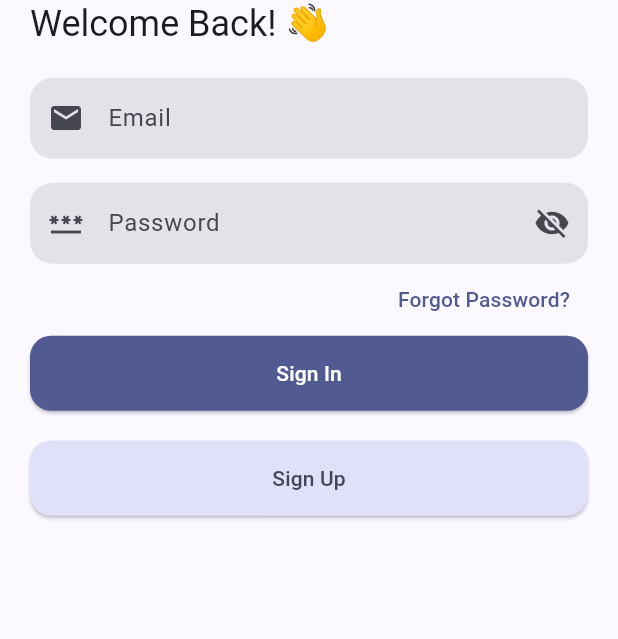
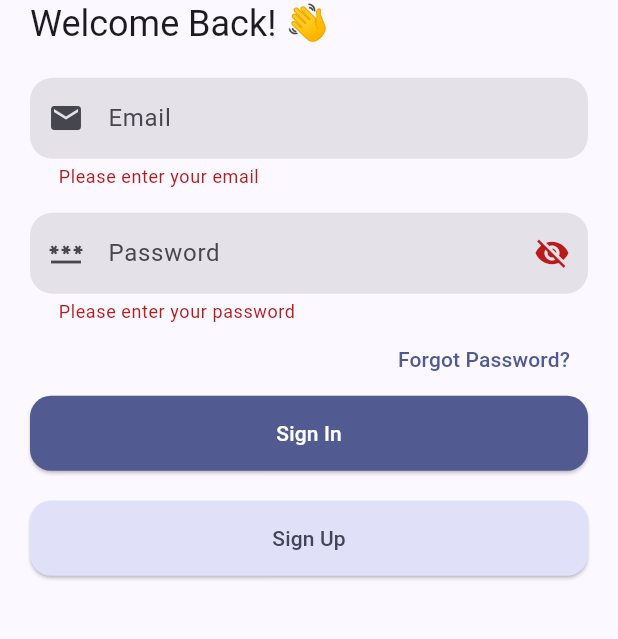
Before and after one commit to moelhewehy7/chatie, a Flutter app: the LoginView screen opened directly, after a tap on "Sign In", on a phone screen of 412 x 824 dp, the part 419-1058 px from its top. Run offline on Flutter 3.47's test engine with Material 3 defaults, Android fonts, the phone set to English and light mode, and no system bars; our stand-ins replace iconly.

Commit message:
Refactor login and sign up views to use form validation
- Refactored the Login and SignUp views to use form validation with controllers
  for text fields instead of onChanged callbacks. This improves code
  readability and maintainability.

```diff
--- a/lib/features/auth/presentation/views/login.dart
+++ b/lib/features/auth/presentation/views/login.dart
@@ -1,19 +1,29 @@
 import 'package:chatie/features/auth/presentation/views/sign_up.dart';
-import 'package:chatie/features/auth/presentation/views/widgets/app_logo.dart';
+import 'package:chatie/core/app_logo.dart';
 import 'package:chatie/features/auth/presentation/views/widgets/forgot_password.dart';
 import 'package:chatie/features/auth/presentation/views/widgets/text_fields.dart';
 import 'package:flutter/material.dart';
 
 import 'widgets/button.dart';
 
-class LoginView extends StatelessWidget {
+class LoginView extends StatefulWidget {
   const LoginView({super.key});
 
+  @override
+  State<LoginView> createState() => _LoginViewState();
+}
+
+class _LoginViewState extends State<LoginView> {
+  TextEditingController emailController = TextEditingController();
+  TextEditingController passwordController = TextEditingController();
+  GlobalKey<FormState> formkey = GlobalKey();
   @override
   Widget build(BuildContext context) {
     return Scaffold(
       body: SingleChildScrollView(
         padding: const EdgeInsets.symmetric(horizontal: 20),
+        child: Form(
+          key: formkey,
           child: Column(
             crossAxisAlignment: CrossAxisAlignment.stretch,
             mainAxisAlignment: MainAxisAlignment.center,
@@ -27,6 +37,7 @@ class LoginView extends StatelessWidget {
                 height: 20,
               ),
               TextForm(
+                controller: emailController,
                 icon: Icons.email,
                 hinttext: "Email",
                 validator: (data) {
@@ -39,12 +50,12 @@ class LoginView extends StatelessWidget {
                   return null;
                 },
                 // In validation, returning null indicates that the input is valid
-              onchanged: (data) {},
               ),
               const SizedBox(
                 height: 16,
               ),
               PasswordField(
+                controller: passwordController,
                 validator: (data) {
                   if (data == null || data.isEmpty) {
                     return 'Please enter your password';
@@ -52,7 +63,6 @@ class LoginView extends StatelessWidget {
                   return null;
                 },
                 // In validation, returning null indicates that the input is valid
-              onchanged: (data) {},
               ),
               Row(
                 mainAxisAlignment: MainAxisAlignment.end,
@@ -71,7 +81,9 @@ class LoginView extends StatelessWidget {
                 ],
               ),
               FillButton(
-              onPressed: () {},
+                onPressed: () {
+                  if (formkey.currentState!.validate()) {}
+                },
                 text: 'Sign In',
               ),
               const SizedBox(
@@ -88,6 +100,7 @@ class LoginView extends StatelessWidget {
             ],
           ),
         ),
+      ),
     );
   }
 }
--- a/lib/features/auth/presentation/views/widgets/app_logo.dart
+++ /dev/null
@@ -1,15 +0,0 @@
-import 'package:flutter/material.dart';
-
-class AppLogo extends StatelessWidget {
-  const AppLogo({
-    super.key,
-  });
-
-  @override
-  Widget build(BuildContext context) {
-    return Image.asset(
-      "assets/images/shades_of_blue_logo.png",
-      scale: 2,
-    );
-  }
-}
--- a/lib/features/auth/presentation/views/widgets/text_fields.dart
+++ b/lib/features/auth/presentation/views/widgets/text_fields.dart
@@ -4,19 +4,20 @@ class TextForm extends StatelessWidget {
   const TextForm({
     super.key,
     this.validator,
-    this.onchanged,
     required this.hinttext,
     required this.icon,
+    required this.controller,
   });
   final String hinttext;
   final IconData icon;
   final String? Function(String?)? validator;
-  final Function(String?)? onchanged;
+
+  final TextEditingController controller;
   @override
   Widget build(BuildContext context) {
     return TextFormField(
+      controller: controller,
       validator: validator,
-      onChanged: onchanged,
       onTapOutside: (event) => FocusManager.instance.primaryFocus!.unfocus(),
       keyboardType: TextInputType.emailAddress,
       decoration: InputDecoration(
@@ -42,11 +43,11 @@ class PasswordField extends StatefulWidget {
   const PasswordField({
     super.key,
     this.validator,
-    this.onchanged,
+    required this.controller,
   });
   final String? Function(String?)? validator;
-  final Function(String?)? onchanged;
 
+  final TextEditingController controller;
   @override
   State<PasswordField> createState() => _PasswordFieldState();
 }
@@ -56,8 +57,8 @@ class _PasswordFieldState extends State<PasswordField> {
   @override
   Widget build(BuildContext context) {
     return TextFormField(
+      controller: widget.controller,
       validator: widget.validator,
-      onChanged: widget.onchanged,
       onTapOutside: (event) {
         FocusManager.instance.primaryFocus!.unfocus();
       },
```
Also changed, not shown: lib/features/auth/presentation/views/sign_up.dart (+21 -6 lines), lib/features/auth/presentation/views/widgets/forgot_password.dart (+8 -2 lines). Lines whose indentation alone changed are shown as unchanged.
